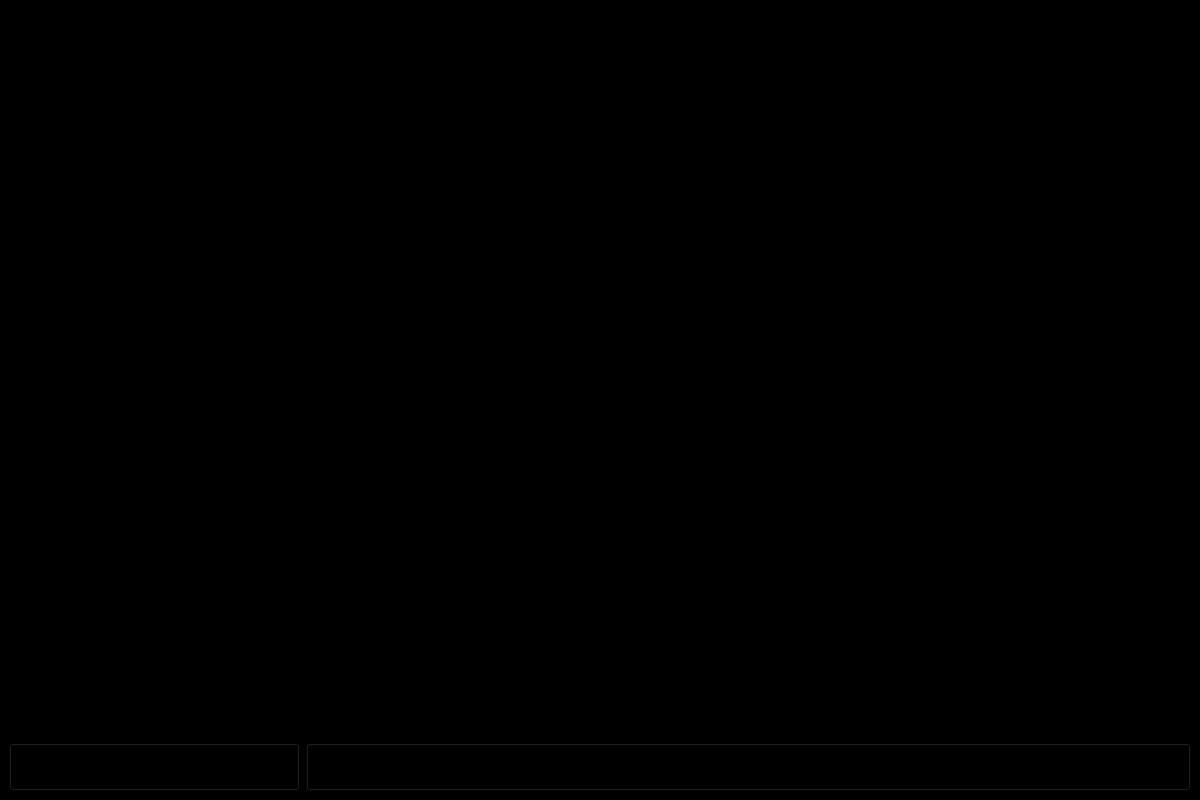
acmpesuecc/GrowPal, file transaction_dc.ui: the form before one commit.
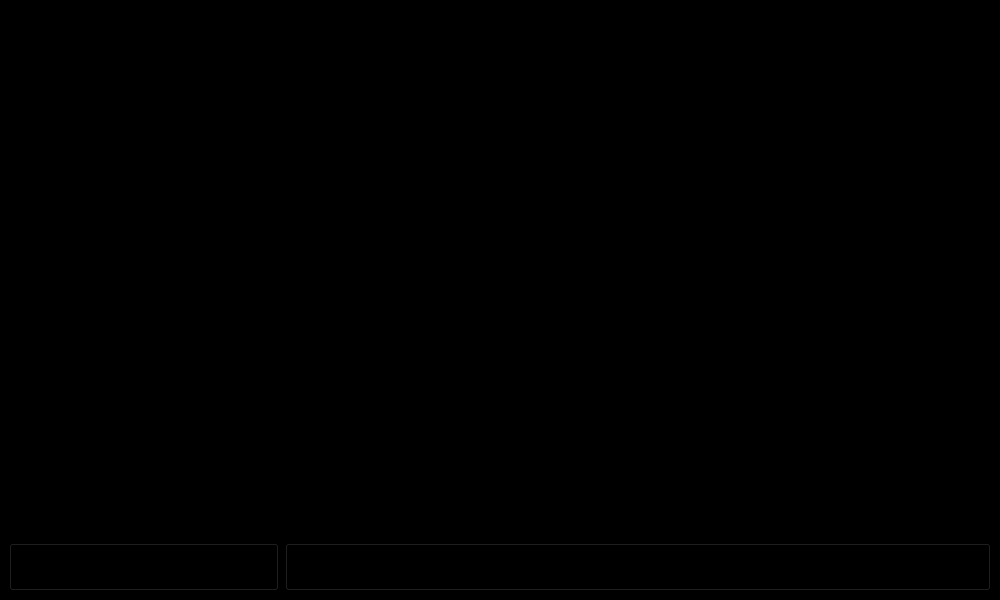
The form after the commit. Icons and pictures are not drawn.

Diff of the .ui file:
```diff
--- a/transaction_dc.ui
+++ b/transaction_dc.ui
@@ -6,14 +6,14 @@
    <rect>
     <x>0</x>
     <y>0</y>
-    <width>1200</width>
-    <height>800</height>
+    <width>1000</width>
+    <height>600</height>
    </rect>
   </property>
   <property name="minimumSize">
    <size>
-    <width>1200</width>
-    <height>800</height>
+    <width>1000</width>
+    <height>600</height>
    </size>
   </property>
   <property name="maximumSize">
```
